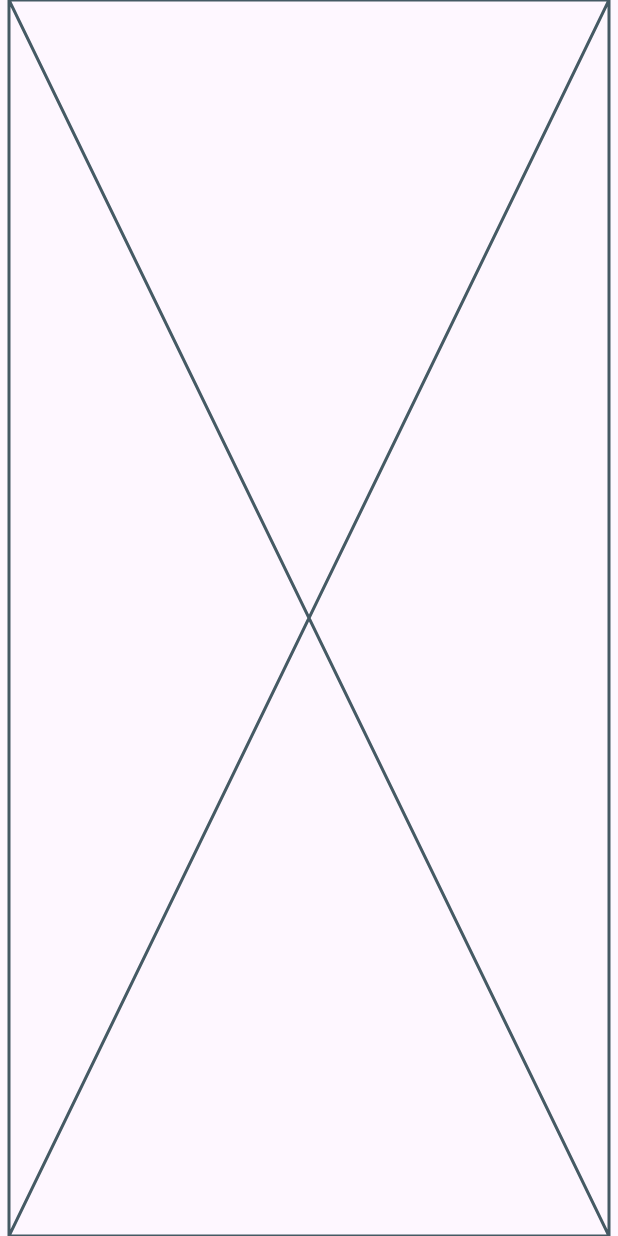
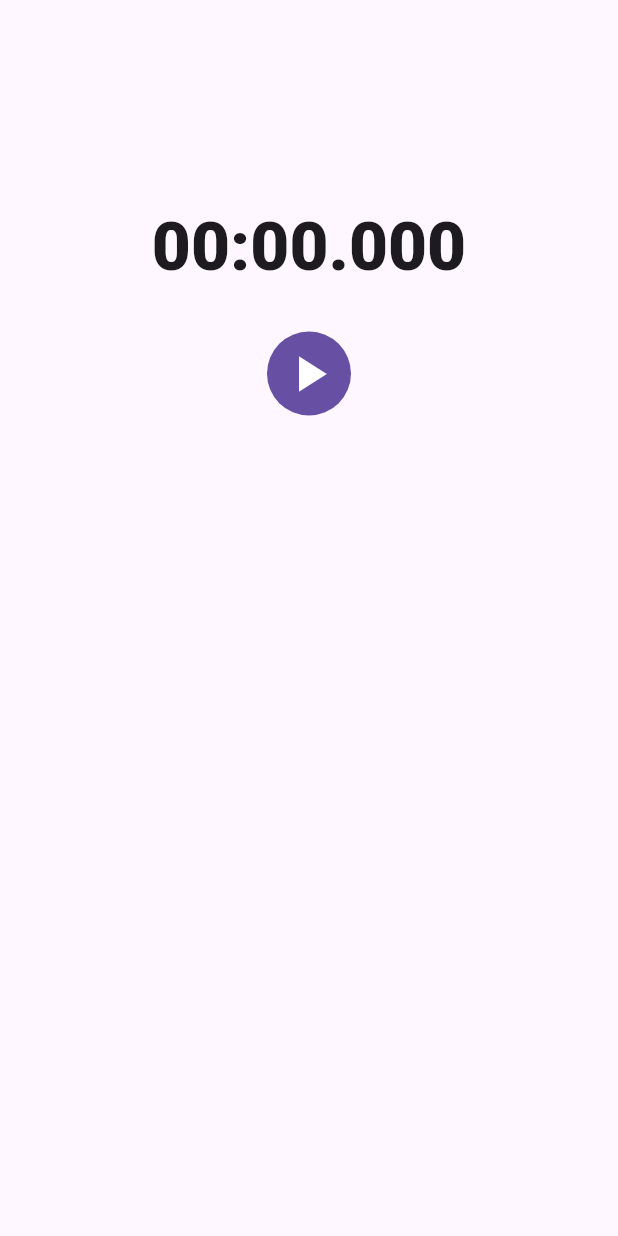
Before and after one commit to woteska/stopwatch, a Flutter app: the screen it shows after launch, on a phone screen of 412 x 824 dp. Run offline on Flutter 3.47's test engine with Material 2 defaults, Android fonts, the phone set to English and light mode, and no system bars.

Commit message:
Implement StopwatchWidget page.

```diff
--- a/lib/main.dart
+++ b/lib/main.dart
@@ -1,4 +1,5 @@
 import 'package:flutter/material.dart';
+import 'package:stopwatch/widgets/stopwatch.widget.dart';
 
 void main() {
   runApp(const StopwatchApp());
@@ -36,15 +37,9 @@ class _HomePageState extends State<HomePage> {
   Widget build(BuildContext context) {
     return LayoutBuilder(builder: (context, constraints) {
       return const Scaffold(
-        body: Row(
-          mainAxisAlignment: MainAxisAlignment.center,
-          children: [
-            SafeArea(
-              child: Placeholder(),
-            )
-          ],
-        ),
-      );
+          body: SafeArea(
+        child: StopwatchWidget(),
+      ));
     });
   }
 }
--- /dev/null
+++ b/lib/widgets/stopwatch.widget.dart
@@ -0,0 +1,159 @@
+import 'package:flutter/material.dart';
+import 'package:flutter/scheduler.dart';
+import 'package:stopwatch/classes/advanced_stopwatch.dart';
+import 'package:stopwatch/mixins/stopwatch_time_format.mixin.dart';
+import 'package:stopwatch/widgets/lap_table.widget.dart';
+import 'package:stopwatch/widgets/pulsing_text.widget.dart';
+
+class StopwatchWidget extends StatefulWidget {
+  const StopwatchWidget({super.key});
+
+  @override
+  State<StopwatchWidget> createState() => _StopwatchWidgetState();
+}
+
+class _StopwatchWidgetState extends State<StopwatchWidget>
+    with TickerProviderStateMixin, StopwatchTimeFormatMixin {
+  final AdvancedStopwatch _stopwatch = AdvancedStopwatch();
+  static const actionButtonOpacityDurationMilliseconds = 250;
+  static const actionButtonSizedBoxSize = 30.0;
+  late Ticker _ticker;
+
+  @override
+  void initState() {
+    super.initState();
+    _ticker = createTicker((elapsed) {
+      setState(() {});
+    });
+  }
+
+  @override
+  void dispose() {
+    _stopwatch.stop();
+    _ticker.dispose();
+    super.dispose();
+  }
+
+  void startStopwatch() {
+    setState(() {
+      _stopwatch.start();
+      _ticker.start();
+    });
+  }
+
+  void stopStopwatch() {
+    setState(() {
+      _stopwatch.stop();
+      _ticker.stop();
+    });
+  }
+
+  void resetStopwatch() {
+    setState(() {
+      _stopwatch.reset();
+    });
+  }
+
+  void removeAllLaps() {
+    setState(() {
+      _stopwatch.removeAllLaps();
+    });
+  }
+
+  void lap() {
+    _stopwatch.addLap();
+  }
+
+  @override
+  Widget build(BuildContext context) {
+    var isResetButtonVisible =
+        _stopwatch.laps.isNotEmpty || !_stopwatch.isZero();
+    var isRemoveAllLapsButtonVisible =
+        !_stopwatch.isRunning && _stopwatch.laps.isNotEmpty;
+
+    return Scaffold(
+        body: Column(mainAxisAlignment: MainAxisAlignment.center, children: [
+      PulsingTextWidget(
+          text: _stopwatch.formatElapsed(),
+          isPulsing: !_stopwatch.isRunning && !_stopwatch.isZero()),
+      const SizedBox(height: actionButtonSizedBoxSize),
+      Row(
+        mainAxisAlignment: MainAxisAlignment.center,
+        children: [
+          Visibility(
+              visible: isResetButtonVisible,
+              maintainSize: true,
+              maintainAnimation: true,
+              maintainState: true,
+              child: AnimatedOpacity(
+                opacity: isResetButtonVisible ? 1.0 : 0.0,
+                duration: const Duration(
+                    milliseconds: actionButtonOpacityDurationMilliseconds),
+                child: IconButton(
+                  icon: const Icon(Icons.replay),
+                  tooltip: 'Reset',
+                  onPressed: resetStopwatch,
+                ),
+              )),
+          const SizedBox(width: actionButtonSizedBoxSize),
+          IconButton.filled(
+            icon: Icon(_stopwatch.isRunning ? Icons.pause : Icons.play_arrow),
+            onPressed: _stopwatch.isRunning ? stopStopwatch : startStopwatch,
+            tooltip: _stopwatch.isRunning
+                ? 'Stop'
+                : _stopwatch.isZero()
+                    ? 'Start'
+                    : 'Resume',
+            iconSize: 40,
+          ),
+          const SizedBox(width: actionButtonSizedBoxSize),
+          Visibility(
+              visible: _stopwatch.isRunning,
+              maintainSize: true,
+              maintainAnimation: true,
+              maintainState: true,
+              child: AnimatedOpacity(
+                opacity: _stopwatch.isRunning ? 1.0 : 0.0,
+                duration: const Duration(
+                    milliseconds: actionButtonOpacityDurationMilliseconds),
+                child: IconButton(
+                  icon: const Icon(Icons.flag),
+                  tooltip: 'Lap',
+                  onPressed: lap,
+                ),
+              )),
+        ],
+      ),
+      const SizedBox(height: actionButtonSizedBoxSize),
+      Row(
+        mainAxisAlignment: MainAxisAlignment.center,
+        children: [
+          Visibility(
+              visible: isRemoveAllLapsButtonVisible,
+              maintainSize: true,
+              maintainAnimation: true,
+              maintainState: true,
+              child: AnimatedOpacity(
+                opacity: isRemoveAllLapsButtonVisible ? 1.0 : 0.0,
+                duration: const Duration(
+                    milliseconds: actionButtonOpacityDurationMilliseconds),
+                child: ElevatedButton(
+                  onPressed: removeAllLaps,
+                  child: const Text('Remove All Laps'),
+                ),
+              ))
+        ],
+      ),
+      const SizedBox(height: actionButtonSizedBoxSize),
+      SizedBox(
+        height: 300,
+        child: Visibility(
+          visible: _stopwatch.laps.isNotEmpty,
+          child: SingleChildScrollView(
+            child: LapTableWidget(laps: _stopwatch.laps),
+          ),
+        ),
+      ),
+    ]));
+  }
+}
```
